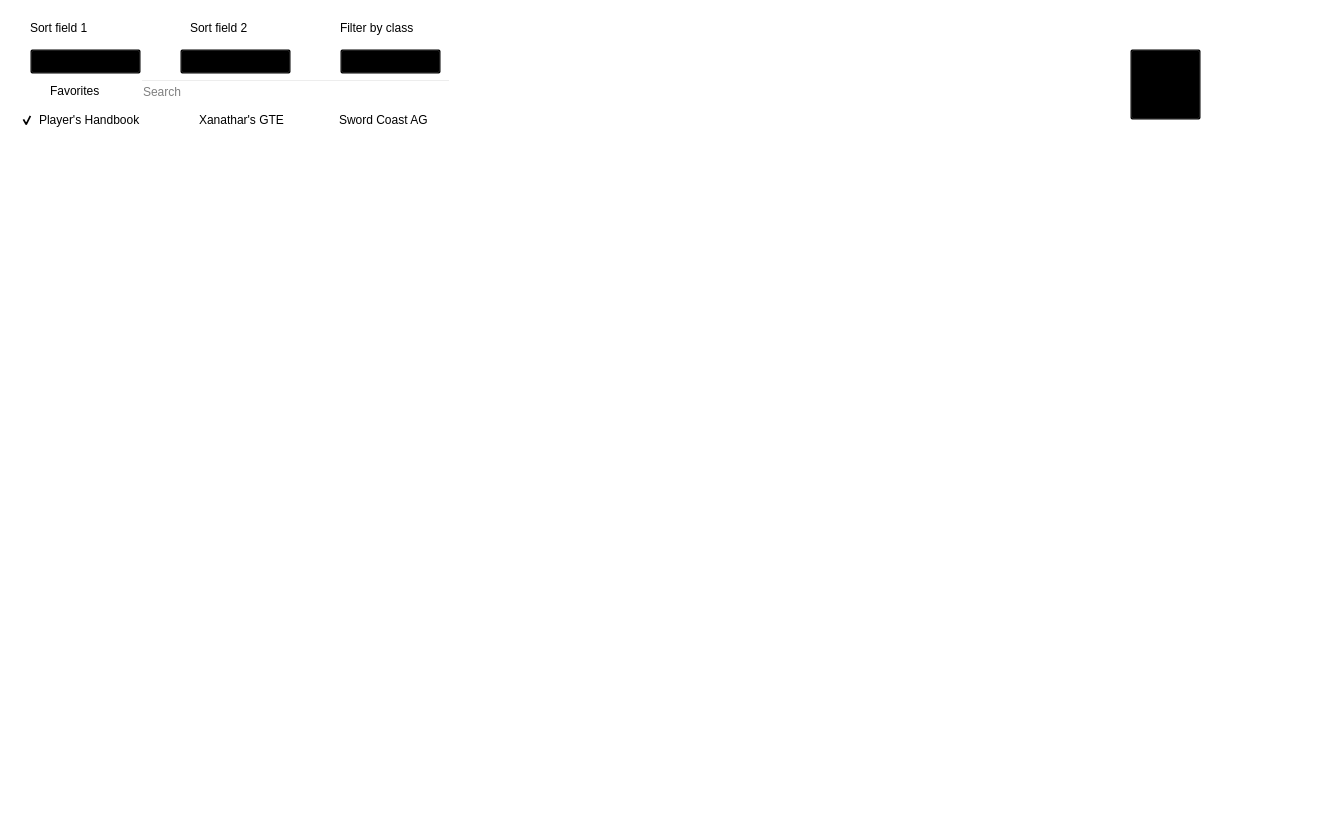
This is spellbook.ui in Carifio24/DMCompanion as Qt 5 draws it before an edit. The edited form follows.
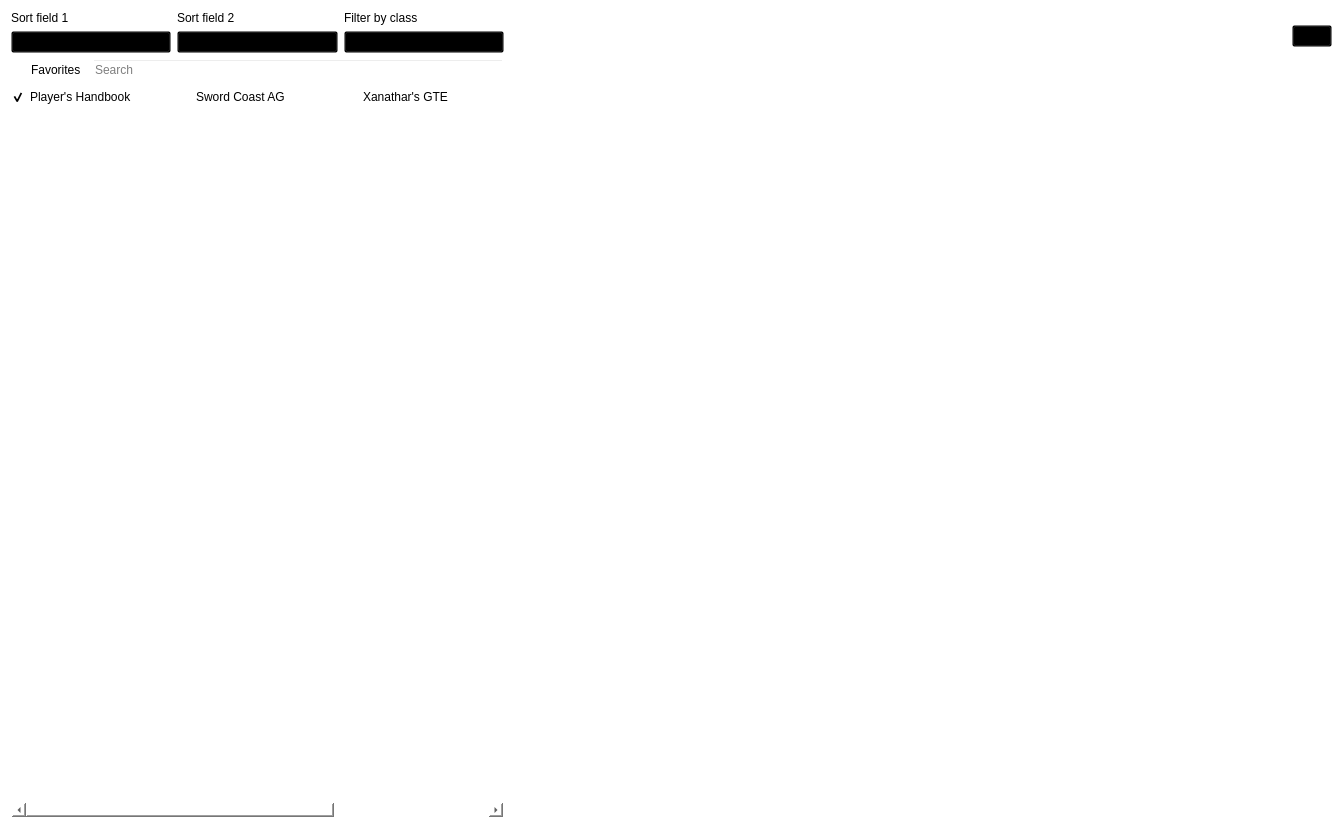
This is the edited form.

Commit message: Added layouts to Spellbook. Added image files to Monster.json and .qrc

The edit to the form file:
```diff
--- a/spellbook.ui
+++ b/spellbook.ui
@@ -19,93 +19,124 @@
   <property name="styleSheet">
    <string notr="true">background-color: transparent</string>
   </property>
-  <widget class="QLabel" name="nameLabel">
-   <property name="geometry">
-    <rect>
-     <x>529</x>
-     <y>49</y>
-     <width>591</width>
-     <height>71</height>
-    </rect>
-   </property>
-   <property name="font">
-    <font>
-     <family>URW Chancery L</family>
-     <pointsize>30</pointsize>
-     <weight>7</weight>
-     <italic>true</italic>
-     <bold>false</bold>
-    </font>
-   </property>
-   <property name="styleSheet">
-    <string notr="true">font: 30pt &quot;Vivaldi&quot;;
-font: 57 italic 30pt &quot;URW Chancery L&quot;;</string>
-   </property>
+  <layout class="QHBoxLayout" name="horizontalLayout" stretch="3,5">
+   <item>
+    <layout class="QVBoxLayout" name="leftLayout">
+     <item>
+      <layout class="QGridLayout" name="sortFilterLayout">
+       <item row="0" column="1">
+        <widget class="QLabel" name="sort2Label">
    <property name="text">
-    <string/>
-   </property>
-   <property name="alignment">
-    <set>Qt::AlignCenter</set>
-   </property>
-  </widget>
-  <widget class="QLabel" name="descriptionTitle">
-   <property name="geometry">
-    <rect>
-     <x>550</x>
-     <y>440</y>
-     <width>111</width>
-     <height>20</height>
-    </rect>
-   </property>
-   <property name="text">
-    <string/>
-   </property>
-  </widget>
-  <widget class="QLabel" name="subclassesLabel">
-   <property name="geometry">
-    <rect>
-     <x>550</x>
-     <y>410</y>
-     <width>451</width>
-     <height>17</height>
-    </rect>
-   </property>
-   <property name="text">
-    <string/>
-   </property>
-  </widget>
+          <string>Sort field 2</string>
+         </property>
+        </widget>
+       </item>
+       <item row="1" column="0">
   <widget class="QComboBox" name="sort1Box">
-   <property name="geometry">
-    <rect>
-     <x>30</x>
-     <y>49</y>
-     <width>111</width>
-     <height>25</height>
-    </rect>
-   </property>
-  </widget>
-  <widget class="QLabel" name="classesLabel">
-   <property name="geometry">
-    <rect>
-     <x>550</x>
-     <y>380</y>
-     <width>451</width>
-     <height>17</height>
-    </rect>
+         <property name="styleSheet">
+          <string notr="true"/>
+         </property>
+        </widget>
+       </item>
+       <item row="0" column="2">
+        <widget class="QLabel" name="filterLabel">
+         <property name="text">
+          <string>Filter by class</string>
+         </property>
+        </widget>
+       </item>
+       <item row="0" column="0">
+        <widget class="QLabel" name="sort1Label">
+         <property name="text">
+          <string>Sort field 1</string>
+         </property>
+        </widget>
+       </item>
+       <item row="1" column="1">
+        <widget class="QComboBox" name="sort2Box">
+         <property name="styleSheet">
+          <string notr="true"/>
+         </property>
+        </widget>
+       </item>
+       <item row="1" column="2">
+        <widget class="QComboBox" name="filterBox">
+         <property name="styleSheet">
+          <string notr="true"/>
+         </property>
+        </widget>
+       </item>
+      </layout>
+     </item>
+     <item>
+      <layout class="QHBoxLayout" name="favoritesSearchLayout">
+       <item>
+        <widget class="QRadioButton" name="favoritesButton">
+         <property name="text">
+          <string>Favorites</string>
+         </property>
+        </widget>
+       </item>
+       <item>
+        <widget class="QLineEdit" name="searchBar">
+         <property name="focusPolicy">
+          <enum>Qt::ClickFocus</enum>
+         </property>
+         <property name="autoFillBackground">
+          <bool>false</bool>
    </property>
    <property name="text">
     <string/>
    </property>
-  </widget>
+         <property name="placeholderText">
+          <string>Search</string>
+         </property>
+        </widget>
+       </item>
+      </layout>
+     </item>
+     <item>
+      <layout class="QHBoxLayout" name="sourcebooksLayout" stretch="1,1,1">
+       <property name="sizeConstraint">
+        <enum>QLayout::SetDefaultConstraint</enum>
+       </property>
+       <property name="leftMargin">
+        <number>0</number>
+       </property>
+       <property name="topMargin">
+        <number>0</number>
+       </property>
+       <property name="rightMargin">
+        <number>0</number>
+       </property>
+       <item>
+        <widget class="QCheckBox" name="phbCheckbox">
+         <property name="text">
+          <string>Player's Handbook</string>
+         </property>
+         <property name="checked">
+          <bool>true</bool>
+         </property>
+        </widget>
+       </item>
+       <item>
+        <widget class="QCheckBox" name="scagCheckbox">
+         <property name="text">
+          <string>Sword Coast AG</string>
+         </property>
+        </widget>
+       </item>
+       <item>
+        <widget class="QCheckBox" name="xgeCheckbox">
+         <property name="text">
+          <string>Xanathar's GTE</string>
+         </property>
+        </widget>
+       </item>
+      </layout>
+     </item>
+     <item>
   <widget class="QTableWidget" name="spellList">
-   <property name="geometry">
-    <rect>
-     <x>20</x>
-     <y>140</y>
-     <width>431</width>
-     <height>671</height>
-    </rect>
-   </property>
    <property name="lineWidth">
     <number>1</number>
    </property>
@@ -118,6 +149,12 @@
    <property name="sortingEnabled">
     <bool>false</bool>
    </property>
+       <property name="rowCount">
+        <number>6</number>
+       </property>
+       <property name="columnCount">
+        <number>3</number>
+       </property>
    <attribute name="horizontalHeaderVisible">
     <bool>false</bool>
    </attribute>
@@ -136,349 +173,238 @@
    <attribute name="verticalHeaderHighlightSections">
     <bool>false</bool>
    </attribute>
-  </widget>
-  <widget class="QLabel" name="componentsLabel">
-   <property name="geometry">
-    <rect>
-     <x>550</x>
-     <y>290</y>
-     <width>181</width>
-     <height>16</height>
-    </rect>
-   </property>
+       <row/>
+       <row/>
+       <row/>
+       <row/>
+       <row/>
+       <row/>
+       <column/>
+       <column/>
+       <column/>
+      </widget>
+     </item>
+    </layout>
+   </item>
+   <item>
+    <layout class="QVBoxLayout" name="rightLayout">
+     <property name="spacing">
+      <number>5</number>
+     </property>
+     <property name="leftMargin">
+      <number>25</number>
+     </property>
+     <item>
+      <layout class="QHBoxLayout" name="nameFavoritesLayout">
+       <item>
+        <widget class="QLabel" name="nameLabel">
+         <property name="font">
+          <font>
+           <family>URW Chancery L</family>
+           <pointsize>30</pointsize>
+           <italic>true</italic>
+          </font>
+         </property>
    <property name="text">
     <string/>
    </property>
-  </widget>
-  <widget class="QRadioButton" name="favoritesButton">
-   <property name="geometry">
-    <rect>
-     <x>30</x>
-     <y>79</y>
-     <width>112</width>
-     <height>23</height>
-    </rect>
-   </property>
-   <property name="text">
-    <string>Favorites</string>
-   </property>
-  </widget>
-  <widget class="QLabel" name="descriptionLabel">
-   <property name="geometry">
-    <rect>
-     <x>550</x>
-     <y>470</y>
-     <width>591</width>
-     <height>301</height>
-    </rect>
-   </property>
+         <property name="alignment">
+          <set>Qt::AlignCenter</set>
+         </property>
+        </widget>
+       </item>
+       <item>
+        <widget class="QPushButton" name="favButton">
+         <property name="sizePolicy">
+          <sizepolicy hsizetype="Fixed" vsizetype="Fixed">
+           <horstretch>0</horstretch>
+           <verstretch>0</verstretch>
+          </sizepolicy>
+         </property>
+         <property name="focusPolicy">
+          <enum>Qt::NoFocus</enum>
+         </property>
+         <property name="autoFillBackground">
+          <bool>false</bool>
+         </property>
+         <property name="styleSheet">
+          <string notr="true"/>
+         </property>
    <property name="text">
     <string/>
    </property>
-   <property name="alignment">
-    <set>Qt::AlignLeading|Qt::AlignLeft|Qt::AlignTop</set>
-   </property>
-   <property name="wordWrap">
-    <bool>true</bool>
-   </property>
-  </widget>
-  <widget class="QLabel" name="castingTimeLabel">
-   <property name="geometry">
-    <rect>
-     <x>550</x>
-     <y>169</y>
-     <width>241</width>
-     <height>21</height>
-    </rect>
-   </property>
+         <property name="checkable">
+          <bool>false</bool>
+         </property>
+        </widget>
+       </item>
+      </layout>
+     </item>
+     <item>
+      <widget class="QLabel" name="levelLabel">
    <property name="text">
     <string/>
    </property>
   </widget>
-  <widget class="QLabel" name="materialLabel">
-   <property name="geometry">
-    <rect>
-     <x>550</x>
-     <y>320</y>
-     <width>641</width>
-     <height>51</height>
-    </rect>
-   </property>
+     </item>
+     <item>
+      <widget class="QLabel" name="rangeLabel">
    <property name="text">
     <string/>
    </property>
-   <property name="alignment">
-    <set>Qt::AlignLeading|Qt::AlignLeft|Qt::AlignTop</set>
-   </property>
-   <property name="wordWrap">
-    <bool>true</bool>
-   </property>
-  </widget>
-  <widget class="QComboBox" name="sort2Box">
-   <property name="geometry">
-    <rect>
-     <x>180</x>
-     <y>49</y>
-     <width>111</width>
-     <height>25</height>
-    </rect>
-   </property>
-  </widget>
+       <property name="textFormat">
+        <enum>Qt::AutoText</enum>
+       </property>
+      </widget>
+     </item>
+     <item>
   <widget class="QLabel" name="concentrationLabel">
-   <property name="geometry">
-    <rect>
-     <x>550</x>
-     <y>230</y>
-     <width>141</width>
-     <height>17</height>
-    </rect>
-   </property>
    <property name="text">
     <string/>
    </property>
   </widget>
+     </item>
+     <item>
   <widget class="QLabel" name="schoolLabel">
-   <property name="geometry">
-    <rect>
-     <x>550</x>
-     <y>135</y>
-     <width>201</width>
-     <height>21</height>
-    </rect>
-   </property>
    <property name="text">
     <string/>
    </property>
   </widget>
-  <widget class="QLabel" name="sort1Label">
-   <property name="geometry">
-    <rect>
-     <x>30</x>
-     <y>19</y>
-     <width>81</width>
-     <height>17</height>
-    </rect>
-   </property>
-   <property name="text">
-    <string>Sort field 1</string>
-   </property>
-  </widget>
-  <widget class="QComboBox" name="filterBox">
-   <property name="geometry">
-    <rect>
-     <x>340</x>
-     <y>49</y>
-     <width>101</width>
-     <height>25</height>
-    </rect>
-   </property>
-  </widget>
-  <widget class="QLabel" name="levelLabel">
-   <property name="geometry">
-    <rect>
-     <x>780</x>
-     <y>136</y>
-     <width>121</width>
-     <height>20</height>
-    </rect>
-   </property>
-   <property name="text">
-    <string/>
-   </property>
-  </widget>
-  <widget class="QLineEdit" name="searchBar">
-   <property name="geometry">
-    <rect>
-     <x>140</x>
-     <y>79</y>
-     <width>311</width>
-     <height>25</height>
-    </rect>
-   </property>
-   <property name="focusPolicy">
-    <enum>Qt::ClickFocus</enum>
-   </property>
-   <property name="autoFillBackground">
-    <bool>false</bool>
-   </property>
-   <property name="text">
-    <string/>
-   </property>
-   <property name="placeholderText">
-    <string>Search</string>
-   </property>
-  </widget>
+     </item>
+     <item>
   <widget class="QLabel" name="ritualLabel">
-   <property name="geometry">
-    <rect>
-     <x>790</x>
-     <y>227</y>
-     <width>171</width>
-     <height>20</height>
-    </rect>
-   </property>
+       <property name="text">
+        <string/>
+       </property>
+      </widget>
+     </item>
+     <item>
+      <widget class="QLabel" name="durationLabel">
    <property name="text">
     <string/>
    </property>
   </widget>
+     </item>
+     <item>
+      <widget class="QLabel" name="castingTimeLabel">
+       <property name="text">
+        <string/>
+       </property>
+      </widget>
+     </item>
+     <item>
+      <widget class="QLabel" name="componentsLabel">
+       <property name="text">
+        <string/>
+       </property>
+      </widget>
+     </item>
+     <item>
+      <widget class="QLabel" name="pageLabel">
+       <property name="text">
+        <string/>
+       </property>
+      </widget>
+     </item>
+     <item>
+      <widget class="QLabel" name="materialLabel">
+       <property name="sizePolicy">
+        <sizepolicy hsizetype="Preferred" vsizetype="Minimum">
+         <horstretch>0</horstretch>
+         <verstretch>0</verstretch>
+        </sizepolicy>
+       </property>
+       <property name="text">
+        <string/>
+       </property>
+       <property name="alignment">
+        <set>Qt::AlignLeading|Qt::AlignLeft|Qt::AlignTop</set>
+       </property>
+       <property name="wordWrap">
+        <bool>true</bool>
+       </property>
+      </widget>
+     </item>
+     <item>
+      <widget class="QLabel" name="classesLabel">
+       <property name="text">
+        <string/>
+       </property>
+      </widget>
+     </item>
+     <item>
+      <widget class="QLabel" name="descriptionTitle">
+       <property name="text">
+        <string/>
+       </property>
+      </widget>
+     </item>
+     <item>
   <widget class="QScrollArea" name="descScrollArea">
-   <property name="geometry">
-    <rect>
-     <x>550</x>
-     <y>470</y>
-     <width>591</width>
-     <height>321</height>
-    </rect>
+       <property name="autoFillBackground">
+        <bool>true</bool>
    </property>
    <property name="frameShape">
     <enum>QFrame::NoFrame</enum>
    </property>
+       <property name="frameShadow">
+        <enum>QFrame::Plain</enum>
+       </property>
    <property name="lineWidth">
     <number>0</number>
    </property>
    <property name="widgetResizable">
     <bool>true</bool>
    </property>
+       <property name="alignment">
+        <set>Qt::AlignLeading|Qt::AlignLeft|Qt::AlignTop</set>
+       </property>
    <widget class="QWidget" name="scrollAreaWidgetContents">
     <property name="geometry">
      <rect>
       <x>0</x>
       <y>0</y>
-      <width>591</width>
-      <height>321</height>
-     </rect>
-    </property>
-   </widget>
-  </widget>
-  <widget class="QPushButton" name="favButton">
+          <width>798</width>
+          <height>523</height>
+         </rect>
+        </property>
+        <widget class="QLabel" name="descriptionLabel">
    <property name="geometry">
     <rect>
-     <x>1130</x>
-     <y>49</y>
-     <width>71</width>
-     <height>71</height>
-    </rect>
-   </property>
-   <property name="focusPolicy">
-    <enum>Qt::NoFocus</enum>
-   </property>
-   <property name="autoFillBackground">
-    <bool>false</bool>
-   </property>
-   <property name="text">
-    <string/>
-   </property>
-  </widget>
-  <widget class="QLabel" name="rangeLabel">
-   <property name="geometry">
-    <rect>
-     <x>550</x>
-     <y>200</y>
-     <width>211</width>
-     <height>17</height>
-    </rect>
+           <x>9</x>
+           <y>9</y>
+           <width>780</width>
+           <height>471</height>
+          </rect>
+         </property>
+         <property name="sizePolicy">
+          <sizepolicy hsizetype="Expanding" vsizetype="Expanding">
+           <horstretch>0</horstretch>
+           <verstretch>0</verstretch>
+          </sizepolicy>
    </property>
    <property name="text">
     <string/>
    </property>
    <property name="textFormat">
-    <enum>Qt::AutoText</enum>
-   </property>
-  </widget>
-  <widget class="QLabel" name="filterLabel">
-   <property name="geometry">
-    <rect>
-     <x>340</x>
-     <y>19</y>
-     <width>101</width>
-     <height>17</height>
-    </rect>
-   </property>
-   <property name="text">
-    <string>Filter by class</string>
-   </property>
-  </widget>
-  <widget class="QLabel" name="pageLabel">
-   <property name="geometry">
-    <rect>
-     <x>980</x>
-     <y>139</y>
-     <width>171</width>
-     <height>17</height>
-    </rect>
-   </property>
-   <property name="text">
-    <string/>
-   </property>
-  </widget>
-  <widget class="QLabel" name="durationLabel">
-   <property name="geometry">
-    <rect>
-     <x>550</x>
-     <y>260</y>
-     <width>281</width>
-     <height>17</height>
-    </rect>
-   </property>
-   <property name="text">
-    <string/>
-   </property>
-  </widget>
-  <widget class="QLabel" name="sort2Label">
-   <property name="geometry">
-    <rect>
-     <x>190</x>
-     <y>19</y>
-     <width>81</width>
-     <height>17</height>
-    </rect>
-   </property>
-   <property name="text">
-    <string>Sort field 2</string>
-   </property>
-  </widget>
-  <widget class="QCheckBox" name="phbCheckbox">
-   <property name="geometry">
-    <rect>
-     <x>20</x>
-     <y>110</y>
-     <width>141</width>
-     <height>20</height>
-    </rect>
-   </property>
-   <property name="text">
-    <string>Player's Handbook</string>
-   </property>
-   <property name="checked">
+          <enum>Qt::RichText</enum>
+         </property>
+         <property name="scaledContents">
+          <bool>false</bool>
+         </property>
+         <property name="alignment">
+          <set>Qt::AlignLeading|Qt::AlignLeft|Qt::AlignTop</set>
+         </property>
+         <property name="wordWrap">
     <bool>true</bool>
    </property>
   </widget>
-  <widget class="QCheckBox" name="xgeCheckbox">
-   <property name="geometry">
-    <rect>
-     <x>180</x>
-     <y>110</y>
-     <width>121</width>
-     <height>20</height>
-    </rect>
-   </property>
-   <property name="text">
-    <string>Xanathar's GTE</string>
-   </property>
-  </widget>
-  <widget class="QCheckBox" name="scagCheckbox">
-   <property name="geometry">
-    <rect>
-     <x>320</x>
-     <y>110</y>
-     <width>161</width>
-     <height>20</height>
-    </rect>
-   </property>
-   <property name="text">
-    <string>Sword Coast AG</string>
-   </property>
-  </widget>
+       </widget>
+      </widget>
+     </item>
+    </layout>
+   </item>
+  </layout>
  </widget>
  <resources/>
  <connections/>
```
Lines whose indentation alone changed are shown as unchanged. The commit also changes 350 other files.
